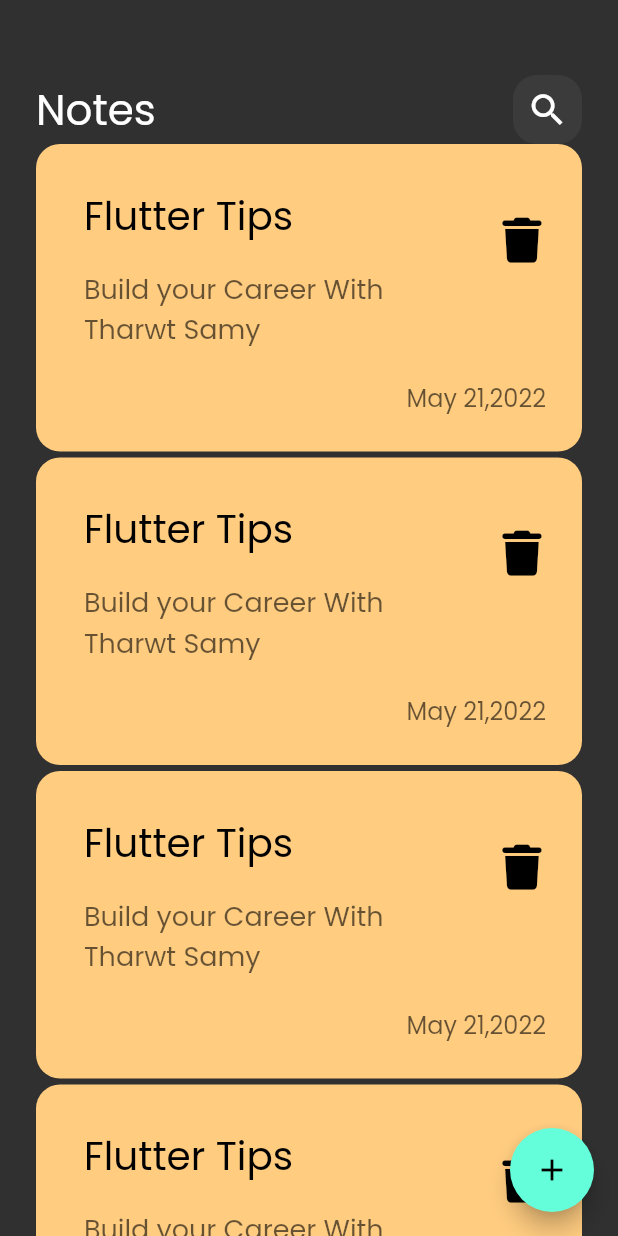
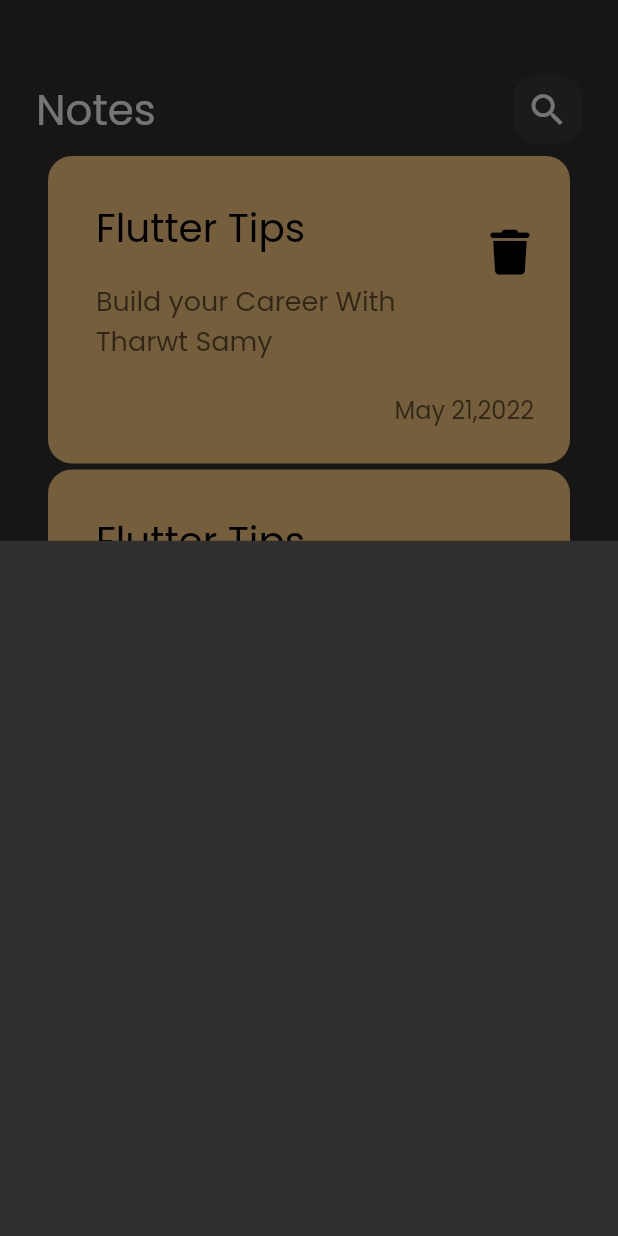
Before and after one commit to mahmoud25081983/note_app, a Flutter app: the screen it shows after launch, after a tap on the "add" icon, on a phone screen of 412 x 824 dp. Run offline on Flutter 3.47's test engine with Material 2 defaults, Android fonts, the phone set to English and light mode, and no system bars; our stand-ins replace font_awesome_flutter.

Commit message:
show modal button sheet

```diff
--- a/lib/views/notes_view.dart
+++ b/lib/views/notes_view.dart
@@ -1,5 +1,6 @@
 import 'package:flutter/material.dart';
 
+import 'widgets/custome_button_sheet.dart';
 import 'widgets/notes_view_body.dart';
 
 class NotesView extends StatelessWidget {
@@ -9,7 +10,17 @@ class NotesView extends StatelessWidget {
   Widget build(BuildContext context) {
     return Scaffold(
       body: const NotesViewBody(),
-      floatingActionButton: FloatingActionButton(onPressed: () {}, child: const Icon(Icons.add),),
+      floatingActionButton: FloatingActionButton(
+        onPressed: () {
+          showModalBottomSheet(
+            context: context,
+            builder: (context) {
+              return const AddButtonSheet();
+            },
+          );
+        },
+        child: const Icon(Icons.add),
+      ),
     );
   }
 }
--- /dev/null
+++ b/lib/views/widgets/custome_button_sheet.dart
@@ -0,0 +1,10 @@
+import 'package:flutter/material.dart';
+
+class AddButtonSheet extends StatelessWidget {
+  const AddButtonSheet({super.key});
+
+  @override
+  Widget build(BuildContext context) {
+    return Container();
+  }
+}
--- a/lib/views/widgets/custome_list_view_builder.dart
+++ b/lib/views/widgets/custome_list_view_builder.dart
@@ -17,11 +17,15 @@ class NotesListView extends StatelessWidget {
   @override
   Widget build(BuildContext context) {
     return Expanded(
-      child: ListView.builder(
-        itemCount: 10,
-        itemBuilder: (BuildContext context, int index) {
-          return const NoteItem();
-        },
+      child: Padding(
+        padding: const EdgeInsets.all(8.0),
+        child: ListView.builder(
+          padding: const EdgeInsets.all(0),
+          itemCount: 10,
+          itemBuilder: (BuildContext context, int index) {
+            return const NoteItem();
+          },
+        ),
       ),
     );
   }
```
